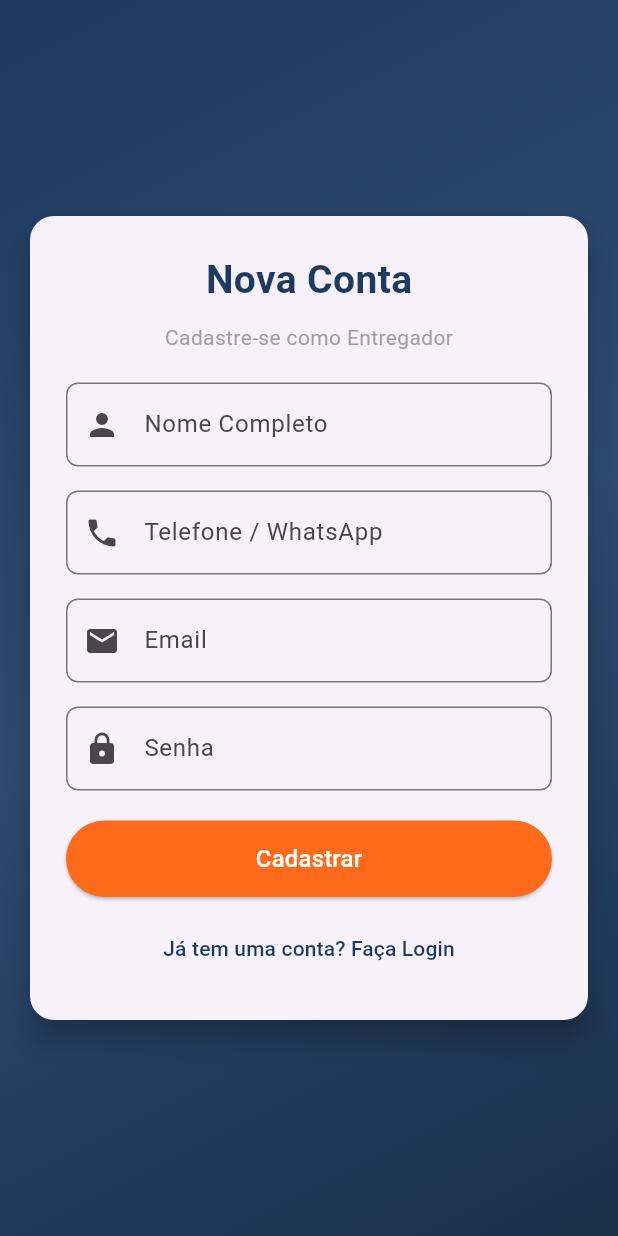
After one commit to andresgvitt02/rotaexpres_app, a Flutter app: the screen it shows after launch, after a tap on "Não tem uma conta? Registre-se", on a phone screen of 412 x 824 dp. The commit adds this screen. Run offline on Flutter 3.47's test engine with Material 3 defaults, Android fonts, the phone set to English and light mode, and no system bars; our stand-ins replace geolocator, google_maps_flutter, socket_io_client; missing offline and left inert: flutter_polyline_points; network calls fail.

Commit message:
ajustes 2

```diff
--- a/lib/pages/acompanhar_pedido_page.dart
+++ b/lib/pages/acompanhar_pedido_page.dart
@@ -16,7 +16,7 @@ class _AcompanharPedidoPageState
     extends State<AcompanharPedidoPage> {
 
   final String socketUrl =
-      "http://172.29.0.133:3000";
+      "http://192.168.3.23:3000";
 
   GoogleMapController? mapController;
 
--- a/lib/pages/login_screen.dart
+++ b/lib/pages/login_screen.dart
@@ -1,6 +1,7 @@
 import 'package:flutter/material.dart';
 import '../services/api_service.dart';
 import 'pedidos_page.dart';
+import 'register_screen.dart';
 
 class LoginScreen extends StatefulWidget {
   const LoginScreen({Key? key}) : super(key: key);
@@ -10,43 +11,35 @@ class LoginScreen extends StatefulWidget {
 }
 
 class _LoginScreenState extends State<LoginScreen> {
-
   final emailController = TextEditingController();
   final senhaController = TextEditingController();
 
   void _handleLogin() async {
-
     var response = await ApiService.login(
       emailController.text,
       senhaController.text,
     );
 
     if (response["user"] != null && response["user"]["tipo"] == "motoboy") {
-
       Navigator.pushReplacement(
         context,
         MaterialPageRoute(
           builder: (context) => const PedidosPage(),
         ),
       );
-
     } else {
-
       ScaffoldMessenger.of(context).showSnackBar(
         const SnackBar(content: Text("Acesso permitido apenas para motoboy")),
       );
-
     }
   }
 
   @override
   Widget build(BuildContext context) {
-
     return Scaffold(
       body: Container(
         width: double.infinity,
         height: double.infinity,
-
         decoration: const BoxDecoration(
           gradient: LinearGradient(
             colors: [
@@ -58,24 +51,20 @@ class _LoginScreenState extends State<LoginScreen> {
             end: Alignment.bottomRight,
           ),
         ),
-
         child: Center(
-          child: Padding(
+          // 🔥 Adicionado SingleChildScrollView para o teclado do celular não bugar a tela
+          child: SingleChildScrollView(
             padding: const EdgeInsets.all(16),
-
             child: Card(
               elevation: 8,
               shape: RoundedRectangleBorder(
                 borderRadius: BorderRadius.circular(16),
               ),
-
               child: Padding(
                 padding: const EdgeInsets.all(24),
-
                 child: Column(
                   mainAxisSize: MainAxisSize.min,
                   children: [
-
                     const Text(
                       "RotaEXPRESS",
                       style: TextStyle(
@@ -84,14 +73,11 @@ class _LoginScreenState extends State<LoginScreen> {
                         color: Color(0xFF1e3a5f),
                       ),
                     ),
-
                     const SizedBox(height: 10),
-
                     const Text(
                       "Login do Motoboy",
                       style: TextStyle(color: Colors.grey),
                     ),
-
                     const SizedBox(height: 20),
 
                     TextField(
@@ -104,7 +90,6 @@ class _LoginScreenState extends State<LoginScreen> {
                         ),
                       ),
                     ),
-
                     const SizedBox(height: 16),
 
                     TextField(
@@ -118,7 +103,6 @@ class _LoginScreenState extends State<LoginScreen> {
                         ),
                       ),
                     ),
-
                     const SizedBox(height: 20),
 
                     SizedBox(
@@ -131,8 +115,25 @@ class _LoginScreenState extends State<LoginScreen> {
                         ),
                         child: const Text(
                           "Entrar",
-                          style: TextStyle(fontSize: 16),
+                          style: TextStyle(fontSize: 16, color: Colors.white),
                         ),
+                      ),
+                    ),
+
+                    // 🔥 NOVO: Botão que leva para a tela de registro
+                    const SizedBox(height: 10),
+                    TextButton(
+                      onPressed: () {
+                        Navigator.push(
+                          context,
+                          MaterialPageRoute(
+                            builder: (context) => const RegisterScreen(),
+                          ),
+                        );
+                      },
+                      child: const Text(
+                        "Não tem uma conta? Registre-se",
+                        style: TextStyle(color: Color(0xFF1e3a5f)),
                       ),
                     ),
 
--- a/lib/pages/pedido_ativo_page.dart
+++ b/lib/pages/pedido_ativo_page.dart
@@ -69,7 +69,7 @@ class PedidoAtivoPage extends StatelessWidget {
 
                     try {
                       // Usando o IP da sua rede local atual
-                      final url = Uri.parse('http://172.29.0.133:3000/pedidos/$pedidoId/concluir');
+                      final url = Uri.parse('http://192.168.3.23:3000/pedidos/$pedidoId/concluir');
 
                       final response = await http.put(
                         url,
--- /dev/null
+++ b/lib/pages/register_screen.dart
@@ -0,0 +1,204 @@
+import 'package:flutter/material.dart';
+import '../services/api_service.dart';
+
+class RegisterScreen extends StatefulWidget {
+  const RegisterScreen({Key? key}) : super(key: key);
+
+  @override
+  State<RegisterScreen> createState() => _RegisterScreenState();
+}
+
+class _RegisterScreenState extends State<RegisterScreen> {
+  final nomeController = TextEditingController();
+  final emailController = TextEditingController();
+  final telefoneController = TextEditingController();
+  final senhaController = TextEditingController();
+
+  bool isLoading = false;
+
+  void _handleRegister() async {
+    if (nomeController.text.isEmpty || emailController.text.isEmpty || senhaController.text.isEmpty) {
+      ScaffoldMessenger.of(context).showSnackBar(
+        const SnackBar(content: Text("Preencha todos os campos obrigatórios")),
+      );
+      return;
+    }
+
+    setState(() => isLoading = true);
+
+    // Chama o método de registro da API (vamos criar ele no passo 2)
+    var response = await ApiService.register(
+      nomeController.text,
+      emailController.text,
+      telefoneController.text,
+      senhaController.text,
+    );
+
+    setState(() => isLoading = false);
+
+    if (response["success"] == true || response["id"] != null) {
+      ScaffoldMessenger.of(context).showSnackBar(
+        const SnackBar(
+          content: Text("Cadastro realizado com sucesso! Faça seu login."),
+          backgroundColor: Colors.green,
+        ),
+      );
+      // Volta para a tela de login
+      Navigator.pop(context);
+    } else {
+      ScaffoldMessenger.of(context).showSnackBar(
+        SnackBar(
+          content: Text(response["message"] ?? "Erro ao realizar cadastro"),
+          backgroundColor: Colors.red,
+        ),
+      );
+    }
+  }
+
+  @override
+  Widget build(BuildContext context) {
+    return Scaffold(
+      body: Container(
+        width: double.infinity,
+        height: double.infinity,
+        decoration: const BoxDecoration(
+          gradient: LinearGradient(
+            colors: [
+              Color(0xFF1e3a5f),
+              Color(0xFF2d4a6f),
+              Color(0xFF1a2f4a),
+            ],
+            begin: Alignment.topLeft,
+            end: Alignment.bottomRight,
+          ),
+        ),
+        child: Center(
+          child: SingleChildScrollView(
+            padding: const EdgeInsets.all(16),
+            child: Card(
+              elevation: 8,
+              shape: RoundedRectangleBorder(
+                borderRadius: BorderRadius.circular(16),
+              ),
+              child: Padding(
+                padding: const EdgeInsets.all(24),
+                child: Column(
+                  mainAxisSize: MainAxisSize.min,
+                  children: [
+                    const Text(
+                      "Nova Conta",
+                      style: TextStyle(
+                        fontSize: 26,
+                        fontWeight: FontWeight.bold,
+                        color: Color(0xFF1e3a5f),
+                      ),
+                    ),
+                    const SizedBox(height: 10),
+                    const Text(
+                      "Cadastre-se como Entregador",
+                      style: TextStyle(color: Colors.grey),
+                    ),
+                    const SizedBox(height: 20),
+
+                    // Campo Nome
+                    TextField(
+                      controller: nomeController,
+                      decoration: InputDecoration(
+                        labelText: "Nome Completo",
+                        prefixIcon: const Icon(Icons.person),
+                        border: OutlineInputBorder(
+                          borderRadius: BorderRadius.circular(8),
+                        ),
+                      ),
+                    ),
+                    const SizedBox(height: 16),
+
+                    // Campo Telefone
+                    TextField(
+                      controller: telefoneController,
+                      keyboardType: TextInputType.phone,
+                      decoration: InputDecoration(
+                        labelText: "Telefone / WhatsApp",
+                        prefixIcon: const Icon(Icons.phone),
+                        border: OutlineInputBorder(
+                          borderRadius: BorderRadius.circular(8),
+                        ),
+                      ),
+                    ),
+                    const SizedBox(height: 16),
+
+                    // Campo Email
+                    TextField(
+                      controller: emailController,
+                      keyboardType: TextInputType.emailAddress,
+                      decoration: InputDecoration(
+                        labelText: "Email",
+                        prefixIcon: const Icon(Icons.email),
+                        border: OutlineInputBorder(
+                          borderRadius: BorderRadius.circular(8),
+                        ),
+                      ),
+                    ),
+                    const SizedBox(height: 16),
+
+                    // Campo Senha
+                    TextField(
+                      controller: senhaController,
+                      obscureText: true,
+                      decoration: InputDecoration(
+                        labelText: "Senha",
+                        prefixIcon: const Icon(Icons.lock),
+                        border: OutlineInputBorder(
+                          borderRadius: BorderRadius.circular(8),
+                        ),
+                      ),
+                    ),
+                    const SizedBox(height: 20),
+
+                    // Botão de Cadastrar
+                    SizedBox(
+                      width: double.infinity,
+                      child: ElevatedButton(
+                        onPressed: isLoading ? null : _handleRegister,
+                        style: ElevatedButton.styleFrom(
+                          backgroundColor: const Color(0xFFff6b1a),
+                          padding: const EdgeInsets.symmetric(vertical: 14),
+                        ),
+                        child: isLoading
+                            ? const SizedBox(
+                                height: 20,
+                                width: 20,
+                                child: CircularProgressIndicator(
+                                  color: Colors.white,
+                                  strokeWidth: 2,
+                                ),
+                              )
+                            : const Text(
+                                "Cadastrar",
+                                style: TextStyle(fontSize: 16, color: Colors.white),
+                              ),
+                      ),
+                    ),
+
+                    const SizedBox(height: 10),
+
+                    // Botão para voltar ao Login
+                    TextButton(
+                      onPressed: () {
+                        Navigator.pop(context); // Volta para a tela anterior
+                      },
+                      child: const Text(
+                        "Já tem uma conta? Faça Login",
+                        style: TextStyle(color: Color(0xFF1e3a5f)),
+                      ),
+                    )
+                  ],
+                ),
+              ),
+            ),
+          ),
+        ),
+      ),
+    );
+  }
+}
--- a/lib/services/api_service.dart
+++ b/lib/services/api_service.dart
@@ -1,142 +1,108 @@
 import 'dart:convert';
-
 import 'package:http/http.dart' as http;
 
 class ApiService {
-
-  static const String baseUrl =
-      "http://172.29.0.133:3000";
+  static const String baseUrl = "http://192.168.3.23:3000";
 
   // LOGIN
-  static Future<Map<String, dynamic>>
-      login(
+  static Future<Map<String, dynamic>> login(
     String email,
     String senha,
   ) async {
-
     try {
-
-      final response =
-          await http.post(
-        Uri.parse(
-          "$baseUrl/login",
-        ),
-
+      final response = await http.post(
+        Uri.parse("$baseUrl/login"),
         headers: {
-          "Content-Type":
-              "application/json",
+          "Content-Type": "application/json",
         },
-
-        body: jsonEncode(
-          {
-            "email": email,
-            "senha": senha,
-          },
-        ),
+        body: jsonEncode({
+          "email": email,
+          "senha": senha,
+        }),
       );
 
-      return jsonDecode(
-        response.body,
+      return jsonDecode(response.body);
+    } catch (e) {
+      return {"error": "Erro ao conectar no servidor"};
+    }
+  }
+
+  // REGISTRAR MOTOBOY (🔥 NOVO)
+  static Future<Map<String, dynamic>> register(
+    String nome,
+    String email,
+    String telefone,
+    String senha,
+  ) async {
+    try {
+      // ⚠️ Atenção: Verifique se a rota '/motoboys/registrar' é a exata rota que você criou no seu Node.js para cadastro
+      final response = await http.post(
+        Uri.parse("$baseUrl/registrar"),
+        headers: {
+          "Content-Type": "application/json",
+        },
+        body: jsonEncode({
+          "nome": nome,
+          "email": email,
+          "telefone": telefone,
+          "senha": senha,
+          "tipo": "motoboy"
+        }),
       );
 
+      return jsonDecode(response.body);
     } catch (e) {
-
-      return {
-        "error":
-            "Erro ao conectar no servidor"
-      };
+      return {"error": "Erro ao conectar no servidor"};
     }
   }
 
   // LISTAR PEDIDOS
-  static Future<List<dynamic>>
-      buscarPedidos() async {
-
+  static Future<List<dynamic>> buscarPedidos() async {
     try {
-
-      final response =
-          await http.get(
-        Uri.parse(
-          "$baseUrl/pedidos",
-        ),
+      final response = await http.get(
+        Uri.parse("$baseUrl/pedidos"),
       );
 
-      return jsonDecode(
-        response.body,
-      );
-
+      return jsonDecode(response.body);
     } catch (e) {
-
       return [];
     }
   }
 
   // ACEITAR PEDIDO
-  static Future<Map<String, dynamic>>
-      aceitarPedido(
+  static Future<Map<String, dynamic>> aceitarPedido(
     int id,
     int motoboyId,
   ) async {
-
     try {
-
-      final response =
-          await http.put(
-        Uri.parse(
-          "$baseUrl/pedidos/$id/aceitar",
-        ),
-
+      final response = await http.put(
+        Uri.parse("$baseUrl/pedidos/$id/aceitar"),
         headers: {
-          "Content-Type":
-              "application/json",
+          "Content-Type": "application/json",
         },
-
-        body: jsonEncode(
-          {
-            "motoboy_id":
-                motoboyId,
-          },
-        ),
+        body: jsonEncode({
+          "motoboy_id": motoboyId,
+        }),
       );
 
-      return jsonDecode(
-        response.body,
-      );
-
+      return jsonDecode(response.body);
     } catch (e) {
-
-      return {
-        "error":
-            "Erro ao aceitar pedido"
-      };
+      return {"error": "Erro ao aceitar pedido"};
     }
   }
 
   // FINALIZAR PEDIDO
-  static Future<Map<String, dynamic>>
-      concluirPedido(
+  static Future<Map<String, dynamic>> concluirPedido(
     int id,
   ) async {
-
     try {
-
-      final response =
-          await http.put(
-        Uri.parse(
-          "$baseUrl/pedidos/$id/concluir",
-        ),
+      final response = await http.put(
+        Uri.parse("$baseUrl/pedidos/$id/concluir"),
       );
 
-      return jsonDecode(
-        response.body,
-      );
-
+      return jsonDecode(response.body);
     } catch (e) {
-
-      return {
-        "error":
-            "Erro ao concluir pedido"
-      };
+      return {"error": "Erro ao concluir pedido"};
     }
   }
 
@@ -144,8 +110,6 @@ class ApiService {
   static String gerarLinkAcompanhamento(
     String token,
   ) {
-
-    return
-        "$baseUrl/acompanhar/$token";
+    return "$baseUrl/acompanhar/$token";
   }
 }
--- a/lib/services/location_service.dart
+++ b/lib/services/location_service.dart
@@ -11,7 +11,7 @@ class LocationService {
 
   // IP DO SEU PC
   final String socketUrl =
-      "http://172.29.0.133:3000";
+      "http://192.168.3.23:3000";
 
   void iniciar({
     required int pedidoId,
```
Also changed, not shown: lib/pages/mapa_page.dart (+104 -73 lines).
